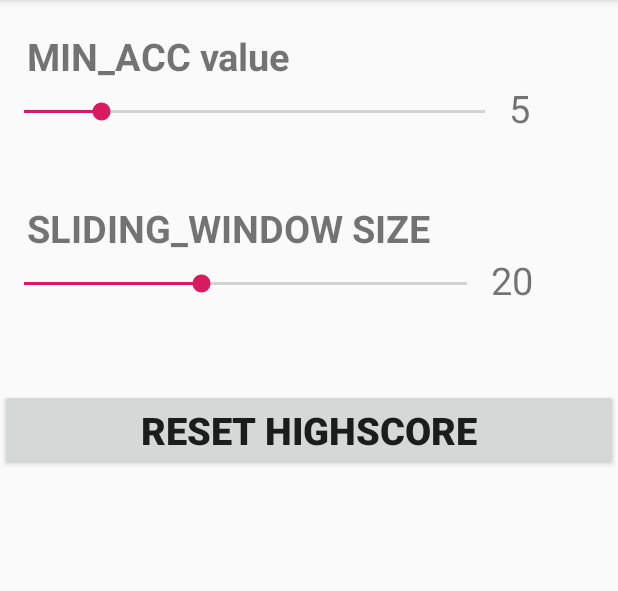
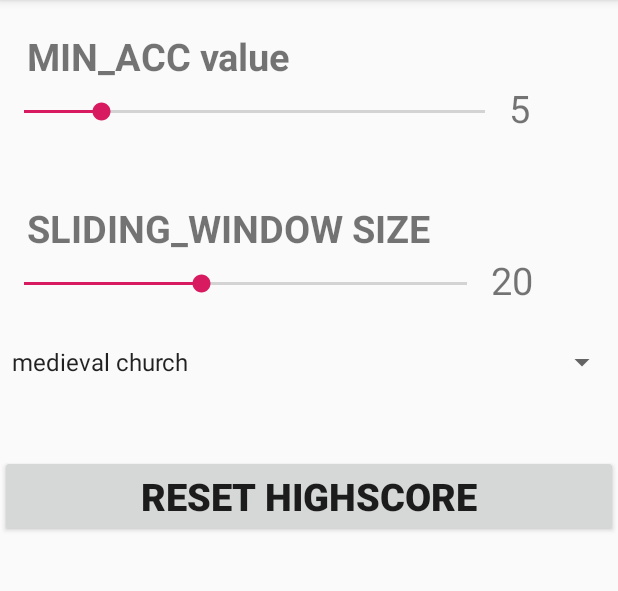
Before and after one commit to isberg1/Android_Lab3, an Android app: the screen it shows after launch (Settings), in the options menu, after a tap on "Settings", on a phone screen of 412 x 824 dp, the part 84-675 px from its top. Run offline under Robolectric (Android 15) with nearby library versions, the phone set to English and light mode, and no system bars.

Commit message:
made setting for changing background

```diff
--- a/app/src/main/java/com/e/android_lab3/MainActivity.java
+++ b/app/src/main/java/com/e/android_lab3/MainActivity.java
@@ -80,7 +80,7 @@ public class MainActivity extends AppCompatActivity implements SensorEventListen
 
         mp = MediaPlayer.create(this, R.raw.ping);
 
-
+        updateBackground();
 
     }
 
@@ -103,17 +103,38 @@ public class MainActivity extends AppCompatActivity implements SensorEventListen
        updateThreshold();
        updateHighscore();
        updateSlidingWindowSize();
+       updateBackground();
+    }
+
+    private void updateBackground() {
+        String backgroundKey = getResources().getString(R.string.background_Key);
+        String[] background = getResources().getStringArray(R.array.array_background);
+
+        String currentlySelected = util.getPreferenceString(backgroundKey);
+        Log.d(TAG, "updateBackground: background " + background[0]);
+        Log.d(TAG, "updateBackground: background " + background[1]);
+        Log.d(TAG, "updateBackground: background " + background[2]);
+        Log.d(TAG, "updateBackground: currentlySelected: " +currentlySelected);
+
+        if (currentlySelected.trim().equals(background[0].trim())) {
+            animationSpace.setBackground(getResources().getDrawable(R.drawable.italy));
+        } else if (currentlySelected.trim().equals(background[1].trim())) {
+            animationSpace.setBackground(getResources().getDrawable(R.drawable.nature));
+        }
+        else if (currentlySelected.trim().equals(background[2].trim())) {
+            animationSpace.setBackground(getResources().getDrawable(R.drawable.height));
+        } else  {
+            animationSpace.setBackground(getResources().getDrawable(R.drawable.nature));
+        }
+
     }
 
     public void updateThreshold() {
-        try {
-            String key = getResources().getString(R.string.seekBar_key);
-            threshold = util.getPreferenceInt(key);
-            Log.d(TAG, "onCreate: threshold: " + threshold);
-        } catch (IllegalArgumentException e) {
-            e.printStackTrace();
-            System.exit(1);
-        }
+
+        String key = getResources().getString(R.string.seekBar_key);
+        threshold = util.getPreferenceInt(key);
+        Log.d(TAG, "onCreate: threshold: " + threshold);
+
     }
 
     @Override
@@ -199,6 +220,8 @@ public class MainActivity extends AppCompatActivity implements SensorEventListen
         animatorSet.start();
         slidingWindow.clear();
         oldMax = threshold;
+
+
 
     }
 
@@ -326,7 +349,6 @@ public class MainActivity extends AppCompatActivity implements SensorEventListen
     }
 }
 
-
 /*
 physics source: https://www.sausd.us/cms/lib5/ca01000471/centricity/moduleinstance/8024/physics_ii.pdf
 */
--- a/app/src/main/java/com/e/android_lab3/Settings.java
+++ b/app/src/main/java/com/e/android_lab3/Settings.java
@@ -4,8 +4,10 @@ import android.support.v7.app.AppCompatActivity;
 import android.os.Bundle;
 import android.util.Log;
 import android.view.View;
+import android.widget.AdapterView;
 import android.widget.Button;
 import android.widget.SeekBar;
+import android.widget.Spinner;
 import android.widget.TextView;
 
 public class Settings extends AppCompatActivity {
@@ -14,10 +16,12 @@ public class Settings extends AppCompatActivity {
     SeekBar minAccSeekBar, slidingWindowSeekBar;
     TextView minAccSeekBarValue, slidingWindowSeekBarValue;
     Button resetHighscore;
+    Spinner background;
 
     Utilities util;
     String minAccSeekBarKey;
     String slidingWindowKey;
+    String backgroundKey;
 
     @Override
     protected void onCreate(Bundle savedInstanceState) {
@@ -29,7 +33,7 @@ public class Settings extends AppCompatActivity {
         resetHighscore = findViewById(R.id.reset_highscore_button);
         slidingWindowSeekBar = findViewById(R.id.sliding_window_seekBar);
         slidingWindowSeekBarValue = findViewById(R.id.sliding_window_value);
-
+        background =findViewById(R.id.background_spinner);
         util = new Utilities(getApplicationContext());
 
 
@@ -49,8 +53,42 @@ public class Settings extends AppCompatActivity {
         slidingWindowSeekBarValue.setText(Integer.toString(temp));
         slidingWindowSeekBarListener();
 
+        backgroundKey = getResources().getString(R.string.background_Key);
+        backgroundSetPosition();
+        backgroundSpinnerListener();
 
 
+    }
+
+    private void backgroundSetPosition() {
+        String current = util.getPreferenceString(backgroundKey);
+        String[] backgroundArray = getResources().getStringArray(R.array.array_background);
+
+        int counter =0;
+
+        for (String value : backgroundArray) {
+            if (current.equals(value)) {
+                background.setSelection(counter);
+                break;
+            }
+            counter++;
+        }
+
+    }
+
+    private void backgroundSpinnerListener() {
+        background.setOnItemSelectedListener(new AdapterView.OnItemSelectedListener() {
+            @Override
+            public void onItemSelected(AdapterView<?> parent, View view, int position, long id) {
+                String value = parent.getItemAtPosition(position).toString();
+                util.setPreference(backgroundKey, value);
+            }
+
+            @Override
+            public void onNothingSelected(AdapterView<?> parent) {
+
+            }
+        });
     }
 
     private void slidingWindowSeekBarListener() {
--- a/app/src/main/java/com/e/android_lab3/Utilities.java
+++ b/app/src/main/java/com/e/android_lab3/Utilities.java
@@ -10,9 +10,14 @@ import android.util.Log;
 public class Utilities {
     private static final String TAG = "Utilities";
     Context context;
+    SharedPreferences sharedPreferences;
+    SharedPreferences.Editor prefEditor;
 
     public Utilities(Context context) {
+
         this.context = context;
+        sharedPreferences = PreferenceManager.getDefaultSharedPreferences( this.context);
+        prefEditor = sharedPreferences.edit();
     }
 
     public String format(double num) {
@@ -27,48 +32,48 @@ public class Utilities {
     }
 
 
-    public int getPreferenceInt(String id) throws IllegalArgumentException {
+    public int getPreferenceInt(String id)  {
         int Default = 5;
-        SharedPreferences sharedPreferences = PreferenceManager.getDefaultSharedPreferences(context);
-        if (!sharedPreferences.contains(id)) {
-           // throw new IllegalArgumentException("no key found");
-        }
+
         int value = sharedPreferences.getInt(id, Default);
         Log.d(TAG, "getPreferenceInt: value: " + value);
         return value;
     }
 
-    public float getPreferenceFloat(String id) throws IllegalArgumentException {
+    public float getPreferenceFloat(String id)  {
         float Default = 0.0f;
-        SharedPreferences sharedPreferences = PreferenceManager.getDefaultSharedPreferences(context);
-        if (!sharedPreferences.contains(id)) {
-            // throw new IllegalArgumentException("no key found");
-        }
+
         float value = sharedPreferences.getFloat(id, Default);
         Log.d(TAG, "getPreferenceFloat: value: " + value);
+        return value;
+    }
+
+    public String getPreferenceString(String id) {
+        String Default ="";
+        String value = sharedPreferences.getString(id, Default);
+
         return value;
     }
 
 
 
     public void setPreference(String id, int value) {
-        SharedPreferences sharedPreferences = PreferenceManager.getDefaultSharedPreferences(context);
-        SharedPreferences.Editor prefEditor = sharedPreferences.edit();
         prefEditor.putInt(id, value);
         prefEditor.apply();
     }
 
     public void setPreference(String id, float value) {
-        SharedPreferences sharedPreferences = PreferenceManager.getDefaultSharedPreferences(context);
-        SharedPreferences.Editor prefEditor = sharedPreferences.edit();
         prefEditor.putFloat(id, value);
+        prefEditor.apply();
+    }
+
+    public void setPreference(String id, String value) {
+        prefEditor.putString(id, value);
         prefEditor.apply();
     }
 
 
     public void ensureValuesExist() {
-        SharedPreferences sharedPreferences = PreferenceManager.getDefaultSharedPreferences(context);
-        SharedPreferences.Editor prefEditor = sharedPreferences.edit();
 
         String seekBarKey = context.getResources().getString(R.string.seekBar_key);
         if (!sharedPreferences.contains(seekBarKey)) {
@@ -87,6 +92,12 @@ public class Utilities {
             prefEditor.putInt(slidingWindowKey, 20);
         }
 
+        String backgroundKey = context.getResources().getString(R.string.background_Key);
+
+        if (!sharedPreferences.contains(backgroundKey)) {
+           String[] background = context.getResources().getStringArray(R.array.array_background);
+           prefEditor.putString(backgroundKey, background[0]);
+        }
 
         prefEditor.apply();
     }
--- a/app/src/main/res/layout/activity_main.xml
+++ b/app/src/main/res/layout/activity_main.xml
@@ -29,7 +29,7 @@
         android:gravity="bottom"
         android:id="@+id/animation_space"
         android:layout_weight="1"
-        android:background="@drawable/height"
+        android:background="@drawable/italy"
         >
 
         <TextView
@@ -39,6 +39,7 @@
             android:textSize="15dp"
             android:textStyle="bold"
             android:id="@+id/height_textView"
+            android:background="@color/white"
             />
 
         <Button
--- a/app/src/main/res/layout/activity_settings.xml
+++ b/app/src/main/res/layout/activity_settings.xml
@@ -93,6 +93,22 @@
 
         </TableRow>
 
+
+        <Space
+            android:layout_width="match_parent"
+            android:layout_height="20dp" />
+
+        <Spinner
+            android:id="@+id/background_spinner"
+            android:layout_width="match_parent"
+            android:layout_height="wrap_content"
+            android:entries="@array/array_background"
+            >
+
+        </Spinner>
+
+
+
         <Space
             android:layout_width="match_parent"
             android:layout_height="50dp" />
--- a/app/src/main/res/values/colors.xml
+++ b/app/src/main/res/values/colors.xml
@@ -4,4 +4,7 @@
     <color name="colorPrimaryDark">#00574B</color>
     <color name="colorAccent">#D81B60</color>
     <color name="dark">#A9A9A9</color>
+    <color name="white">#ffffff</color>
+    <color name="red"> #a52121</color>
+
 </resources>
--- a/app/src/main/res/values/strings.xml
+++ b/app/src/main/res/values/strings.xml
@@ -5,11 +5,16 @@
     <string name="height_Score_Key">heightScore</string>
     <string name="debug_Mode_Key">debugMode</string>
     <string name="sliding_Window_Key">slidingWindow</string>
+    <string name="background_Key">background</string>
 
 
     <integer name="updateFrequency">20</integer>
     <integer name="threshold">10</integer>
 
-    seekBarValue
+    <string-array name="array_background">
+        <item>medieval church</item>
+        <item>nature</item>
+        <item>lines</item>
+    </string-array>
 
 </resources>
```
Also changed, not shown: app/src/main/res/drawable/italy.jpg (added), app/src/main/res/drawable/nature.jpg (added).
